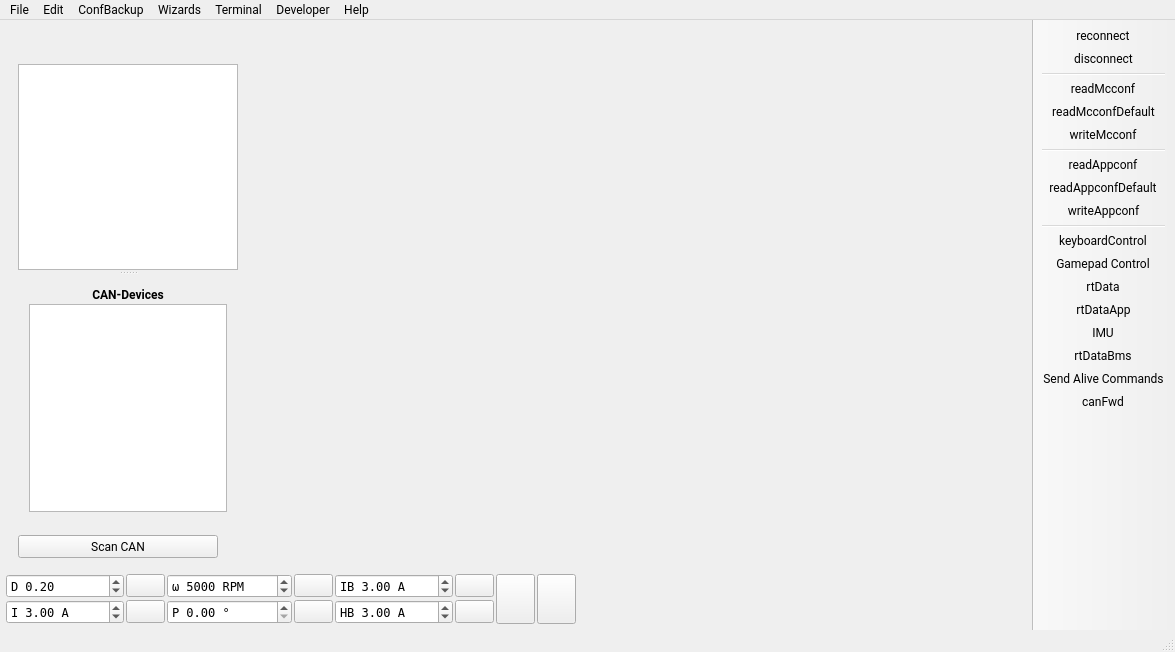
Above: mainwindow.ui from vedderb/vesc_tool before the change. Below: the same form after it.
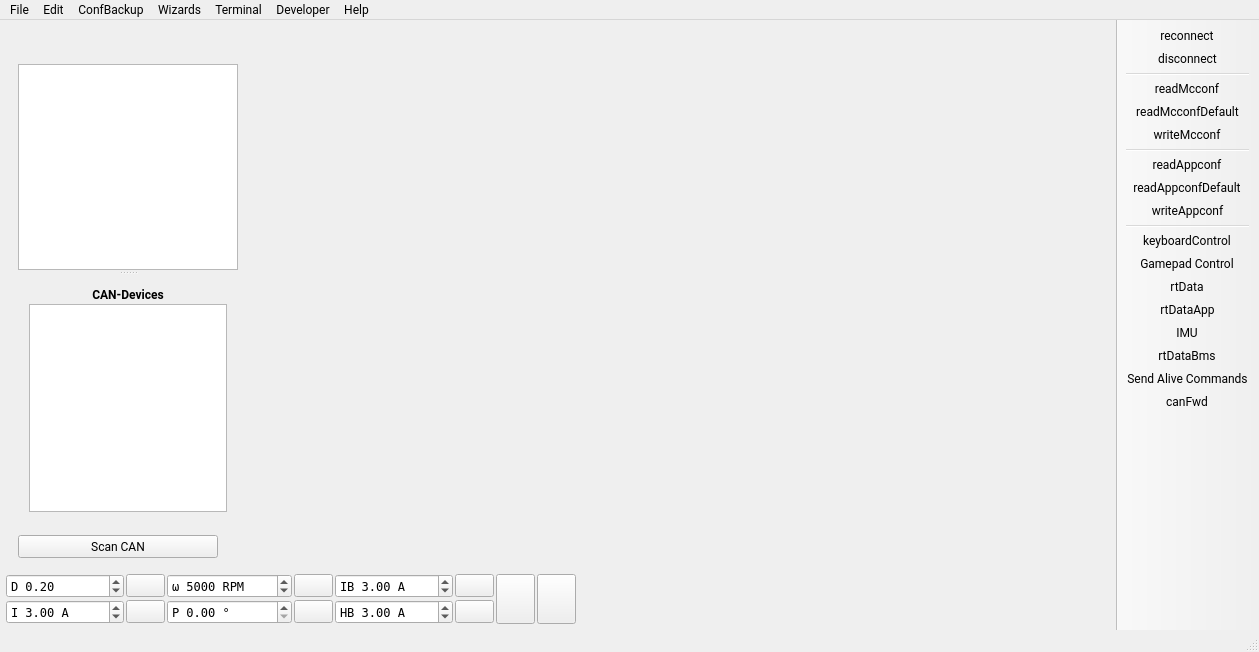
That is the form after the change. Icons and pictures are not drawn. Custom widgets are drawn as their Qt base class.

```diff
--- a/mainwindow.ui
+++ b/mainwindow.ui
@@ -6,7 +6,7 @@
    <rect>
     <x>0</x>
     <y>0</y>
-    <width>1175</width>
+    <width>1259</width>
     <height>652</height>
    </rect>
   </property>
@@ -603,8 +603,8 @@
     <rect>
      <x>0</x>
      <y>0</y>
-     <width>1175</width>
-     <height>29</height>
+     <width>1259</width>
+     <height>26</height>
     </rect>
    </property>
    <widget class="QMenu" name="menuFile">
```
Left out of the diff: 32 changed lines with no effect on the pictures.
